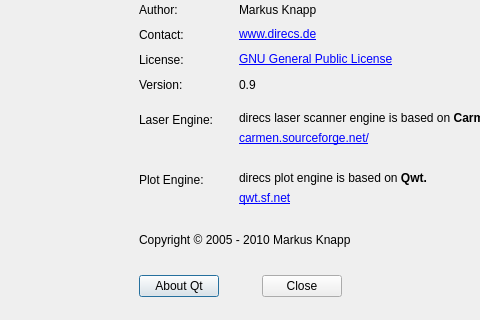
This is direcs/src/aboutDialog.ui in markusk/direcs as Qt 5 draws it before an edit; both pictures show x 661 to 1141 and y 230 to 550 of the 1282 by 550 pixel window. The edited form follows.
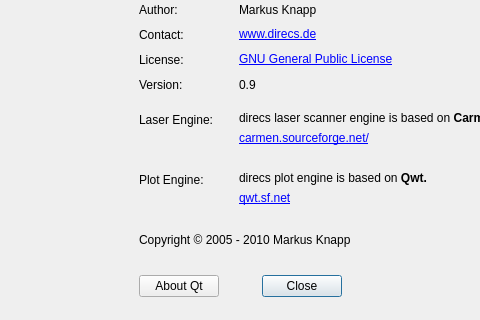
This is the edited form. Icons and pictures are not drawn.

Commit message: Default button fixed

```diff
--- a/direcs/src/aboutDialog.ui
+++ b/direcs/src/aboutDialog.ui
@@ -72,6 +72,9 @@
       <property name="text">
        <string>About Qt</string>
       </property>
+      <property name="autoDefault">
+       <bool>false</bool>
+      </property>
      </widget>
     </item>
     <item>
```
